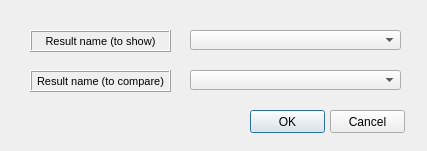
Qt form ui/result_compare_selector.ui (Giswater/giswater_qgis_plugin) before a commit.
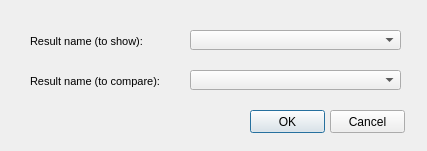
The same form after that commit.

Patch:
```diff
--- a/ui/result_compare_selector.ui
+++ b/ui/result_compare_selector.ui
@@ -67,16 +67,13 @@
     </font>
    </property>
    <property name="frameShape">
-    <enum>QFrame::Box</enum>
+    <enum>QFrame::NoFrame</enum>
    </property>
    <property name="frameShadow">
     <enum>QFrame::Raised</enum>
    </property>
    <property name="text">
-    <string>Result name (to show)</string>
-   </property>
-   <property name="alignment">
-    <set>Qt::AlignCenter</set>
+    <string>Result name (to show):</string>
    </property>
    <property name="margin">
     <number>3</number>
@@ -110,16 +107,13 @@
     </font>
    </property>
    <property name="frameShape">
-    <enum>QFrame::Box</enum>
+    <enum>QFrame::NoFrame</enum>
    </property>
    <property name="frameShadow">
     <enum>QFrame::Raised</enum>
    </property>
    <property name="text">
-    <string>Result name (to compare)</string>
-   </property>
-   <property name="alignment">
-    <set>Qt::AlignCenter</set>
+    <string>Result name (to compare):</string>
    </property>
    <property name="margin">
     <number>3</number>
```
